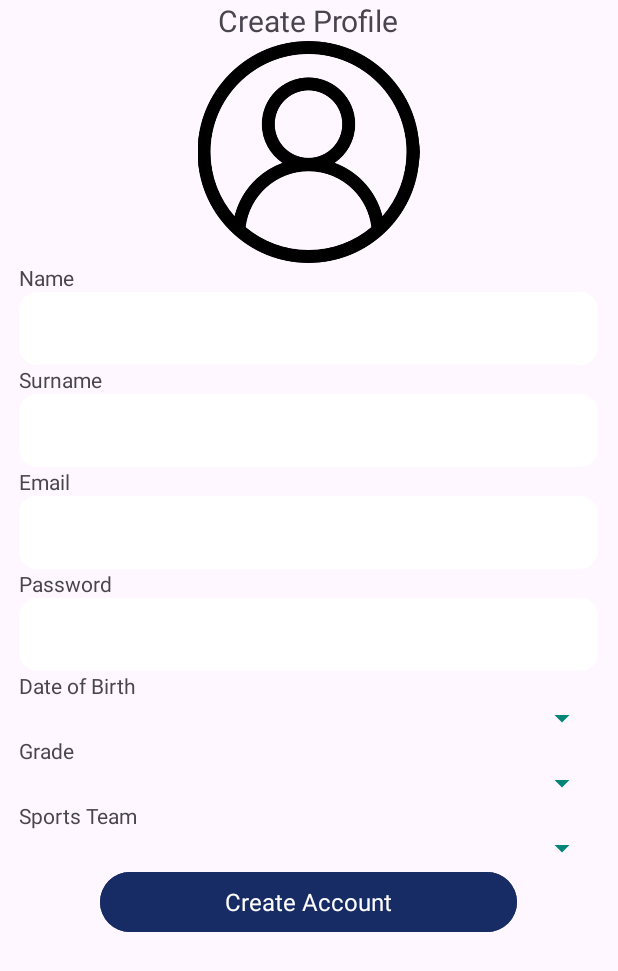
After one commit to ST10050487/XBCAD, an Android app: the layout create_player_profile_page.xml on its own in the app's theme, with its tools: preview values and no code run, on a phone screen of 412 x 824 dp. The commit adds this screen. Shown: the top 971 px of the screen. Run offline under Robolectric (Android 15) with nearby library versions, the phone set to English and light mode, and no system bars.

Commit message:
player profile UI

```diff
--- /dev/null
+++ b/app/src/main/res/layout/create_player_profile_page.xml
@@ -0,0 +1,147 @@
+<?xml version="1.0" encoding="utf-8"?>
+<androidx.constraintlayout.widget.ConstraintLayout xmlns:android="http://schemas.android.com/apk/res/android"
+    xmlns:app="http://schemas.android.com/apk/res-auto"
+    android:layout_width="match_parent"
+    android:layout_height="match_parent">
+
+    <LinearLayout
+        android:layout_width="match_parent"
+        android:layout_height="match_parent"
+        android:orientation="vertical"
+        android:layout_gravity="center"
+        app:layout_constraintBottom_toBottomOf="parent"
+        app:layout_constraintEnd_toEndOf="parent"
+        app:layout_constraintStart_toStartOf="parent"
+        app:layout_constraintTop_toTopOf="parent">
+
+        <TextView
+            android:id="@+id/textView5"
+            android:layout_width="202dp"
+            android:layout_height="wrap_content"
+            android:layout_gravity="center"
+            android:text="@string/create_profile"
+            android:textAlignment="center"
+            android:textSize="20sp" />
+
+        <ImageView
+            android:id="@+id/imageView2"
+            android:layout_width="386dp"
+            android:layout_height="148dp"
+            android:layout_gravity="center"
+            app:srcCompat="@drawable/profile" />
+
+        <TextView
+            android:id="@+id/textView6"
+            android:layout_width="386dp"
+            android:layout_height="wrap_content"
+            android:layout_gravity="center"
+            android:text="@string/name"
+            android:textSize="14sp" />
+
+        <EditText
+            android:id="@+id/textView2"
+            android:layout_width="386dp"
+            android:layout_height="wrap_content"
+            android:layout_gravity="center"
+            android:background="@drawable/rounded_edittext"
+            android:text="" />
+
+        <TextView
+            android:id="@+id/textView8"
+            android:layout_width="386dp"
+            android:layout_height="wrap_content"
+            android:layout_gravity="center"
+            android:text="@string/surname" />
+
+        <EditText
+            android:id="@+id/textView3"
+            android:layout_width="386dp"
+            android:layout_height="wrap_content"
+            android:background="@drawable/rounded_edittext"
+            android:layout_gravity="center" />
+
+        <TextView
+            android:id="@+id/textView9"
+            android:layout_width="386dp"
+            android:layout_height="wrap_content"
+            android:layout_gravity="center"
+            android:text="@string/email" />
+
+        <EditText
+            android:id="@+id/textView4"
+            android:layout_width="386dp"
+            android:layout_height="wrap_content"
+            android:background="@drawable/rounded_edittext"
+            android:layout_gravity="center" />
+
+        <TextView
+            android:id="@+id/textView10"
+            android:layout_width="386dp"
+            android:layout_height="wrap_content"
+            android:layout_gravity="center"
+            android:text="@string/password" />
+
+        <EditText
+            android:id="@+id/textView11"
+            android:layout_width="386dp"
+            android:layout_height="wrap_content"
+            android:background="@drawable/rounded_edittext"
+            android:layout_gravity="center"/>
+
+        <TextView
+            android:id="@+id/textView12"
+            android:layout_width="386dp"
+            android:layout_height="wrap_content"
+            android:layout_gravity="center"
+            android:text="Date of Birth" />
+
+        <Spinner
+            android:id="@+id/dateOfBirth"
+            android:layout_width="386dp"
+            android:layout_height="wrap_content"
+            android:layout_gravity="center"
+            android:backgroundTint="#008577"
+            android:padding="12dp" />
+
+        <TextView
+            android:id="@+id/textView13"
+            android:layout_width="386dp"
+            android:layout_height="wrap_content"
+            android:layout_gravity="center"
+            android:text="Grade" />
+
+        <Spinner
+            android:id="@+id/grade"
+            android:layout_width="386dp"
+            android:layout_height="wrap_content"
+            android:backgroundTint="#008577"
+            android:layout_gravity="center"
+            android:padding="12dp" />
+
+        <TextView
+            android:id="@+id/textView14"
+            android:layout_width="386dp"
+            android:layout_height="wrap_content"
+            android:layout_gravity="center"
+            android:text="Sports Team" />
+
+        <Spinner
+            android:id="@+id/sportsTeam"
+            android:layout_width="386dp"
+            android:layout_height="wrap_content"
+            android:layout_gravity="center"
+            android:backgroundTint="#008577"
+            android:padding="12dp" />
+
+        <Button
+            android:id="@+id/button"
+            android:layout_width="278dp"
+            android:layout_height="wrap_content"
+            android:layout_gravity="center"
+            android:backgroundTint="@color/blue"
+            android:text="Create Account"
+            android:textAppearance="@style/TextAppearance.AppCompat.Body1"
+            android:textColor="@color/white"
+            android:textSize="16sp" />
+    </LinearLayout>
+</androidx.constraintlayout.widget.ConstraintLayout>
--- a/app/src/main/res/values/strings.xml
+++ b/app/src/main/res/values/strings.xml
@@ -2,4 +2,9 @@
     <string name="app_name">Knights</string>
 <!-- TODO: Remove or change this placeholder text -->
     <string name="hello_blank_fragment">Hello blank fragment</string>
+    <string name="password">Password</string>
+    <string name="email">Email</string>
+    <string name="surname">Surname</string>
+    <string name="name">Name</string>
+    <string name="create_profile">Create Profile</string>
 </resources>
```
Also changed, not shown: app/src/main/res/drawable/profile.png (added).
